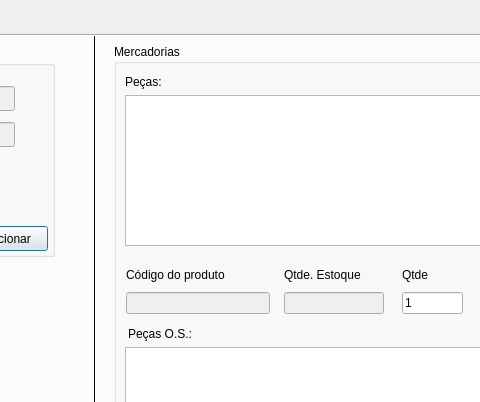
Above: frm_ordemservico.ui from ustop0/TCC before the change; both pictures show x 218 to 698 and y 0 to 402 of the 830 by 667 pixel window. Below: the same form after it.
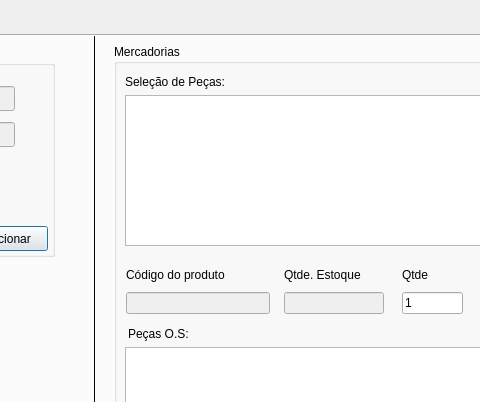
That is the form after the change. The open tabs and pages were chosen to show the change.

Patch:
```diff
--- a/frm_ordemservico.ui
+++ b/frm_ordemservico.ui
@@ -242,7 +242,7 @@
        </rect>
       </property>
       <property name="text">
-       <string>Peças O.S.:</string>
+       <string>Peças O.S:</string>
       </property>
      </widget>
      <widget class="QLabel" name="lbl_pecasModelo">
@@ -255,7 +255,7 @@
        </rect>
       </property>
       <property name="text">
-       <string>Peças:</string>
+       <string>Seleção de Peças:</string>
       </property>
      </widget>
      <widget class="QWidget" name="layoutWidget_2">
```
Left out of the diff: 2 changed lines with no effect on the pictures.
